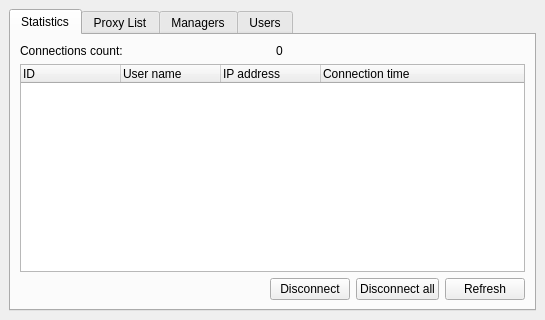
First picture: the form in source/router/ui/main_window.ui, repository dchapyshev/aspia, before the edit.
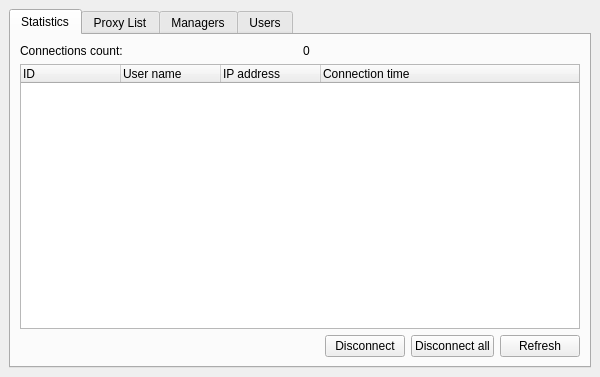
Second picture: the form after the edit. Icons and pictures are not drawn.

The edit to the form file:
```diff
--- a/source/router/ui/main_window.ui
+++ b/source/router/ui/main_window.ui
@@ -6,8 +6,8 @@
    <rect>
     <x>0</x>
     <y>0</y>
-    <width>545</width>
-    <height>320</height>
+    <width>600</width>
+    <height>377</height>
    </rect>
   </property>
   <property name="windowTitle">
```
Left out of the diff: 2 changed lines with no effect on the pictures.
